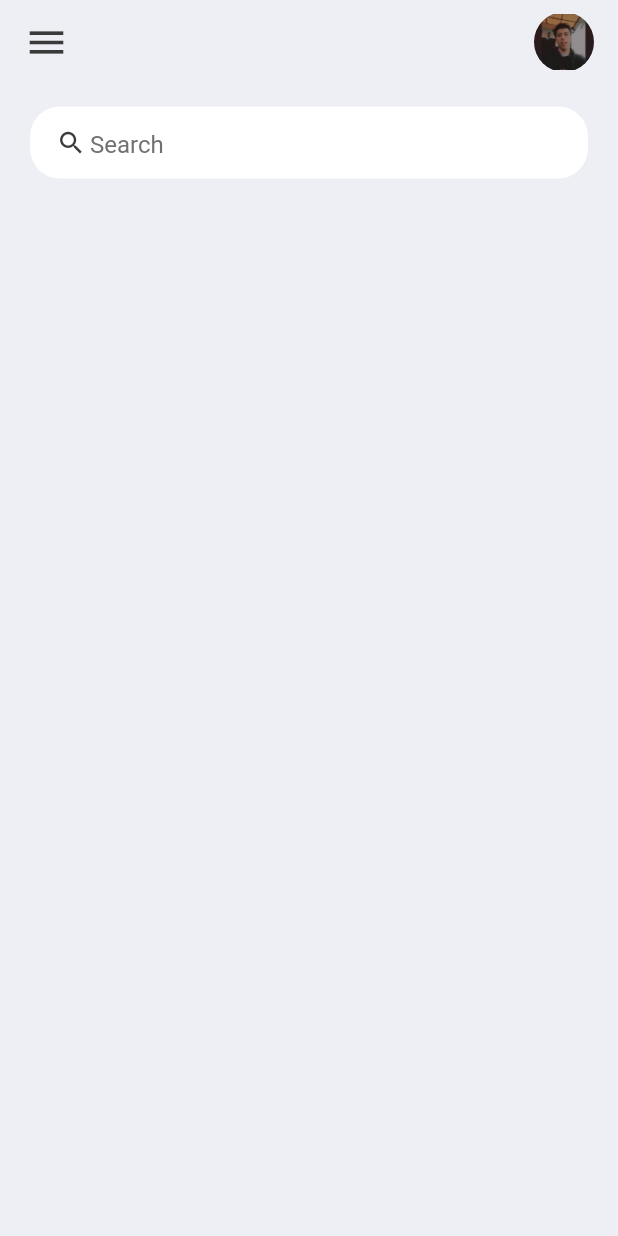
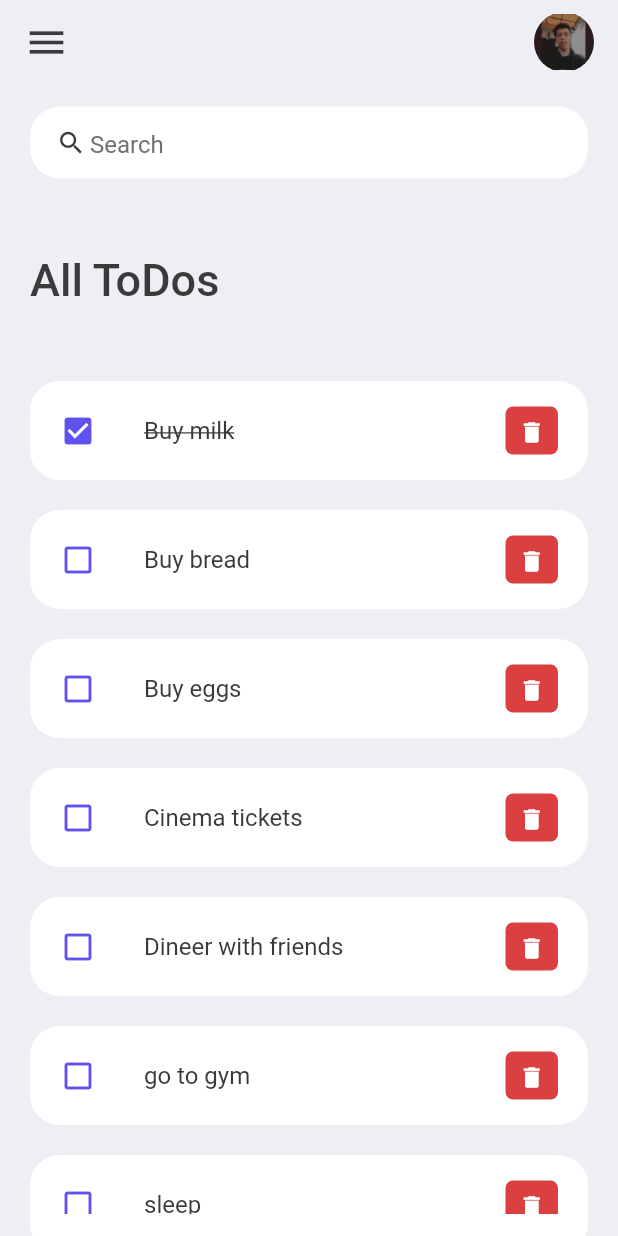
Before and after one commit to santiago01est/ToDo-App, a Flutter app: the screen it shows after launch, on a phone screen of 412 x 824 dp. Run offline on Flutter 3.47's test engine with Material 2 defaults, Android fonts, the phone set to English and light mode, and no system bars.

Commit message:
create lis ToDo

```diff
--- /dev/null
+++ b/lib/model/todo.dart
@@ -0,0 +1,41 @@
+class ToDo {
+  String? id;
+  String? todoText;
+  bool isDone;
+
+  ToDo({required this.id, required this.todoText, this.isDone = false});
+
+  static List<ToDo> toDoList() {
+    return [
+      ToDo(
+        id: '1',
+        todoText: 'Buy milk',
+        isDone: true,
+      ),
+      ToDo(
+        id: '2',
+        todoText: 'Buy bread',
+      ),
+      ToDo(
+        id: '3',
+        todoText: 'Buy eggs',
+      ),
+      ToDo(
+        id: '4',
+        todoText: 'Cinema tickets',
+      ),
+      ToDo(
+        id: '5',
+        todoText: 'Dineer with friends',
+      ),
+      ToDo(
+        id: '6',
+        todoText: 'go to gym',
+      ),
+      ToDo(
+        id: '7',
+        todoText: 'sleep',
+      ),
+    ];
+  }
+}
--- a/lib/screens/home.dart
+++ b/lib/screens/home.dart
@@ -1,9 +1,13 @@
 import 'package:flutter/material.dart';
 import 'package:flutter/services.dart';
-import 'package:flutter_todo_app/constants/colors.dart';
+import '../constants/colors.dart';
+import '../model/todo.dart';
+import '../widgets/todo_item.dart';
 
 class Home extends StatelessWidget {
-  const Home({Key? key}) : super(key: key);
+  Home({Key? key}) : super(key: key);
+
+  final todoslist = ToDo.toDoList();
 
   @override
   Widget build(BuildContext context) {
@@ -16,6 +20,26 @@ class Home extends StatelessWidget {
         padding: EdgeInsets.symmetric(horizontal: 20, vertical: 15),
         child: Column(children: [
           searchBox(),
+          Expanded(
+            child: ListView(
+              children: [
+                Container(
+                  margin: EdgeInsets.only(top: 50, bottom: 50),
+                  child: Text(
+                    'All ToDos',
+                    style: TextStyle(
+                        color: tdBlack,
+                        fontSize: 30,
+                        fontWeight: FontWeight.w500),
+                  ),
+                ),
+                for (ToDo todoo in todoslist)
+                  ToDoItem(
+                    todo: todoo,
+                  ),
+              ],
+            ),
+          )
         ]),
       ),
     );
@@ -64,7 +88,7 @@ AppBar _buildAppBar() {
         height: 40,
         width: 40,
         child: ClipRRect(
-            borderRadius: BorderRadius.circular(20),
+            borderRadius: BorderRadius.circular(30),
             child: Image.asset('assets/images/icono.png')),
       )
     ]),
--- /dev/null
+++ b/lib/widgets/todo_item.dart
@@ -0,0 +1,56 @@
+import 'package:flutter/material.dart';
+import 'package:flutter_todo_app/constants/colors.dart';
+import '../model/todo.dart';
+
+class ToDoItem extends StatelessWidget {
+  final ToDo todo;
+
+  const ToDoItem({Key? key, required this.todo}) : super(key: key);
+
+  @override
+  Widget build(BuildContext context) {
+    return Container(
+      margin: EdgeInsets.only(bottom: 20),
+      child: ListTile(
+        onTap: () {
+          print('Clicked on ToDo Item');
+        },
+        shape: RoundedRectangleBorder(
+          borderRadius: BorderRadius.circular(20),
+        ),
+        contentPadding: EdgeInsets.symmetric(horizontal: 20, vertical: 5),
+        tileColor: Colors.white,
+        leading: Icon(
+          todo.isDone ? Icons.check_box : Icons.check_box_outline_blank,
+          color: tdBlue,
+        ),
+        title: Text(
+          todo.todoText!,
+          style: TextStyle(
+            fontSize: 16,
+            color: tdBlack,
+            decoration: todo.isDone ? TextDecoration.lineThrough : null,
+          ),
+        ),
+        trailing: Container(
+          padding: EdgeInsets.all(0),
+          margin: EdgeInsets.symmetric(vertical: 12),
+          height: 35,
+          width: 35,
+          decoration: BoxDecoration(
+            color: tdRed,
+            borderRadius: BorderRadius.circular(5),
+          ),
+          child: IconButton(
+            color: Colors.white,
+            iconSize: 18,
+            icon: Icon(Icons.delete),
+            onPressed: () {
+              print('Clicked on delete ToDoItem');
+            },
+          ),
+        ),
+      ),
+    );
+  }
+}
```
